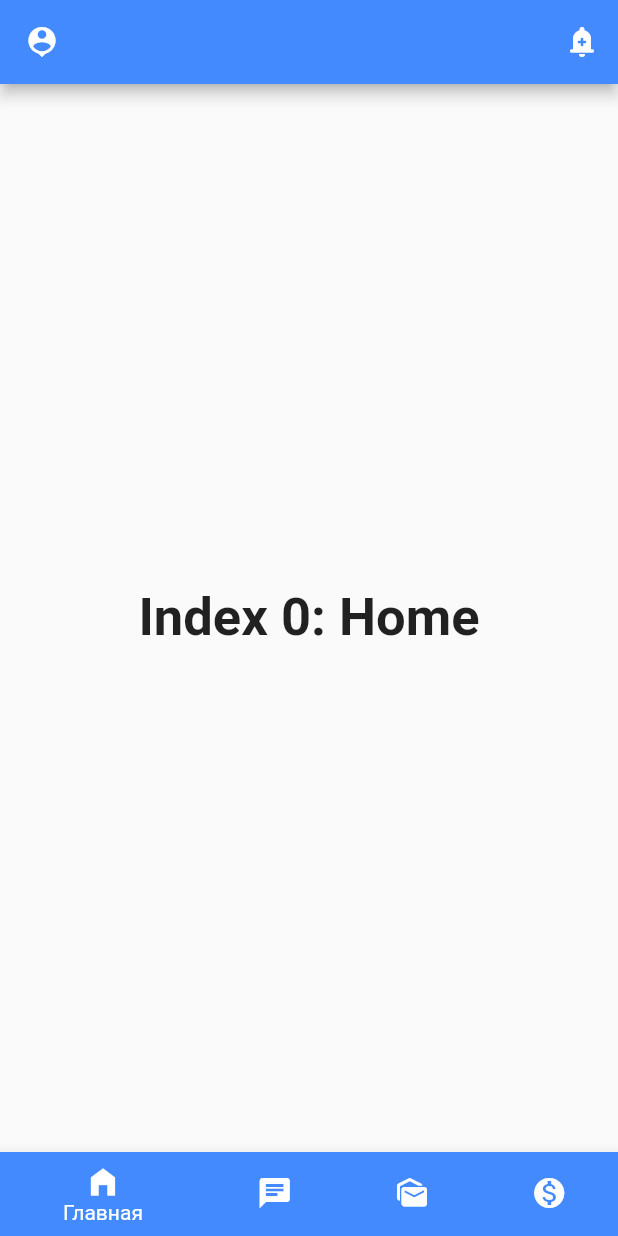
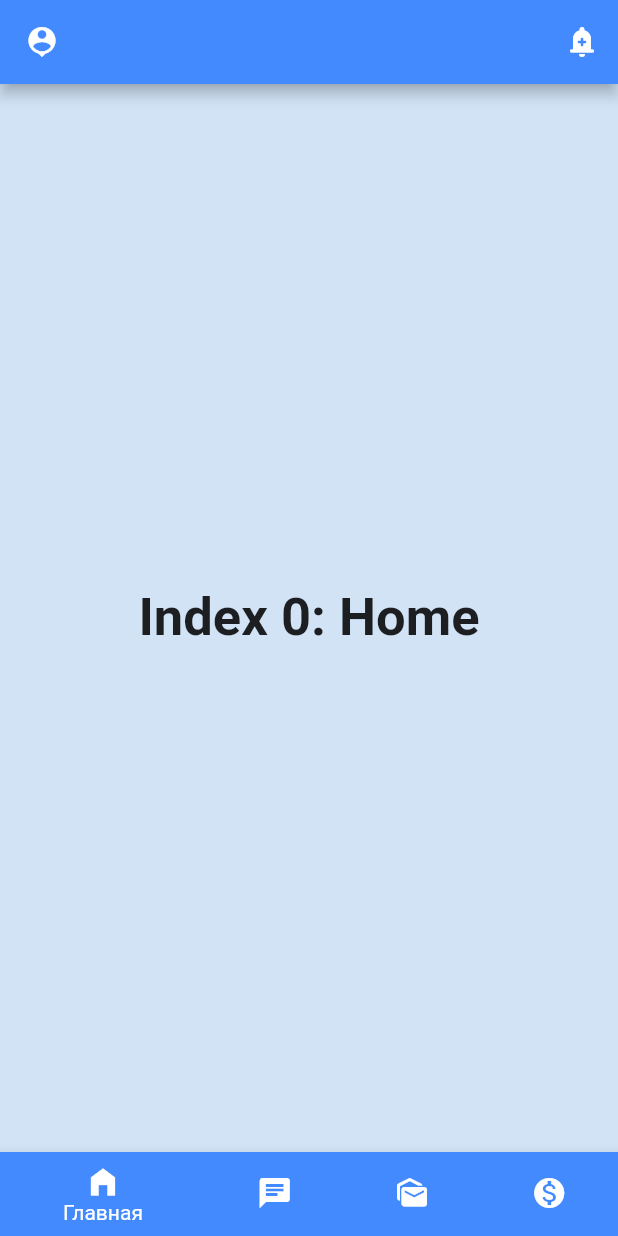
Before and after one commit to shuyanov/CommandProjectForHackathon, a Flutter app: the screen it shows after launch, on a phone screen of 412 x 824 dp. Run offline on Flutter 3.47's test engine with Material 2 defaults, Android fonts, the phone set to English and light mode, and no system bars.

Commit message:
добавление общего фона на все страницы

```diff
--- a/flutter/lib/main.dart
+++ b/flutter/lib/main.dart
@@ -8,6 +8,7 @@ class MyApp extends StatelessWidget {
   @override
   Widget build(BuildContext context) {
     return MaterialApp(
+      theme: ThemeData(scaffoldBackgroundColor: const Color.fromARGB(255, 210, 227, 246)),
       home: MyStatefulWidget(),
       debugShowCheckedModeBanner: false,
     );
```
Also changed, not shown: flutter/pubspec.lock.
